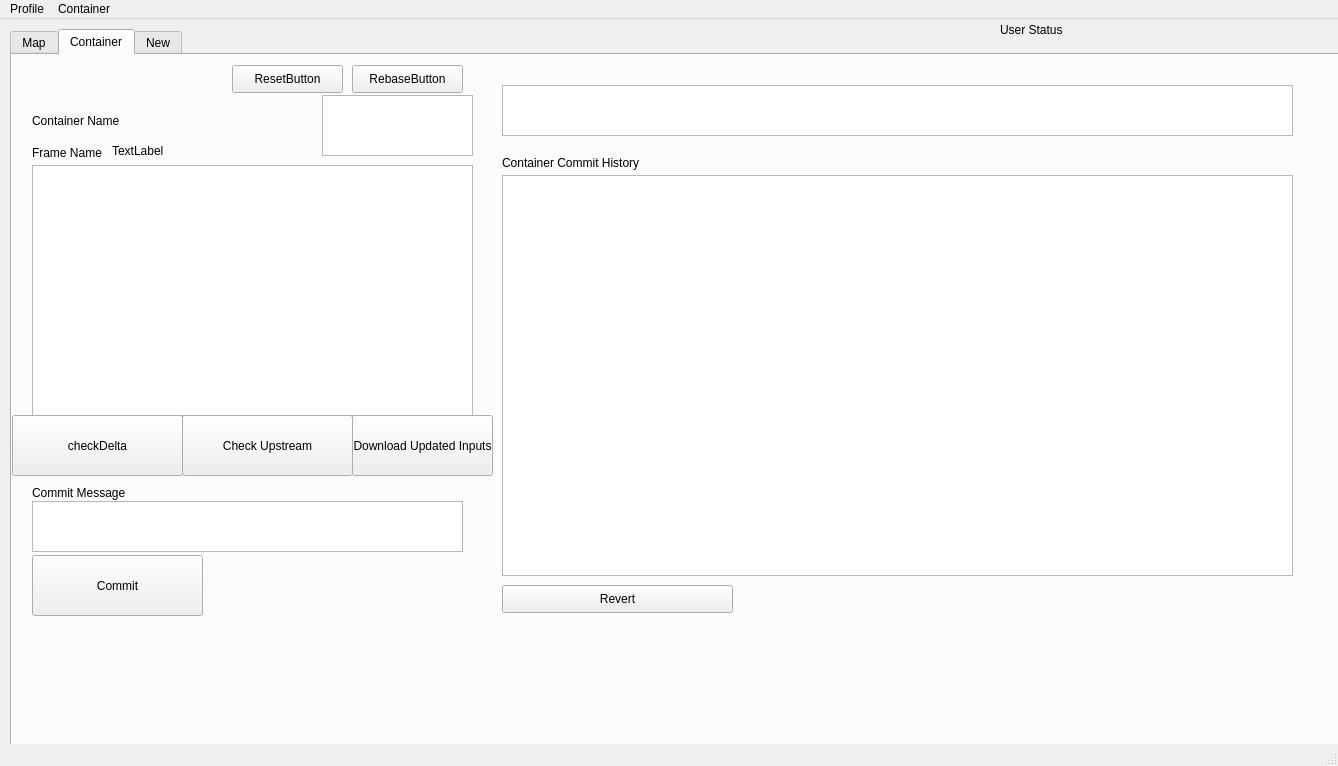
This is Graphics/SagaGui.ui in inexplicable01/saga as Qt 5 draws it before an edit. The edited form follows.
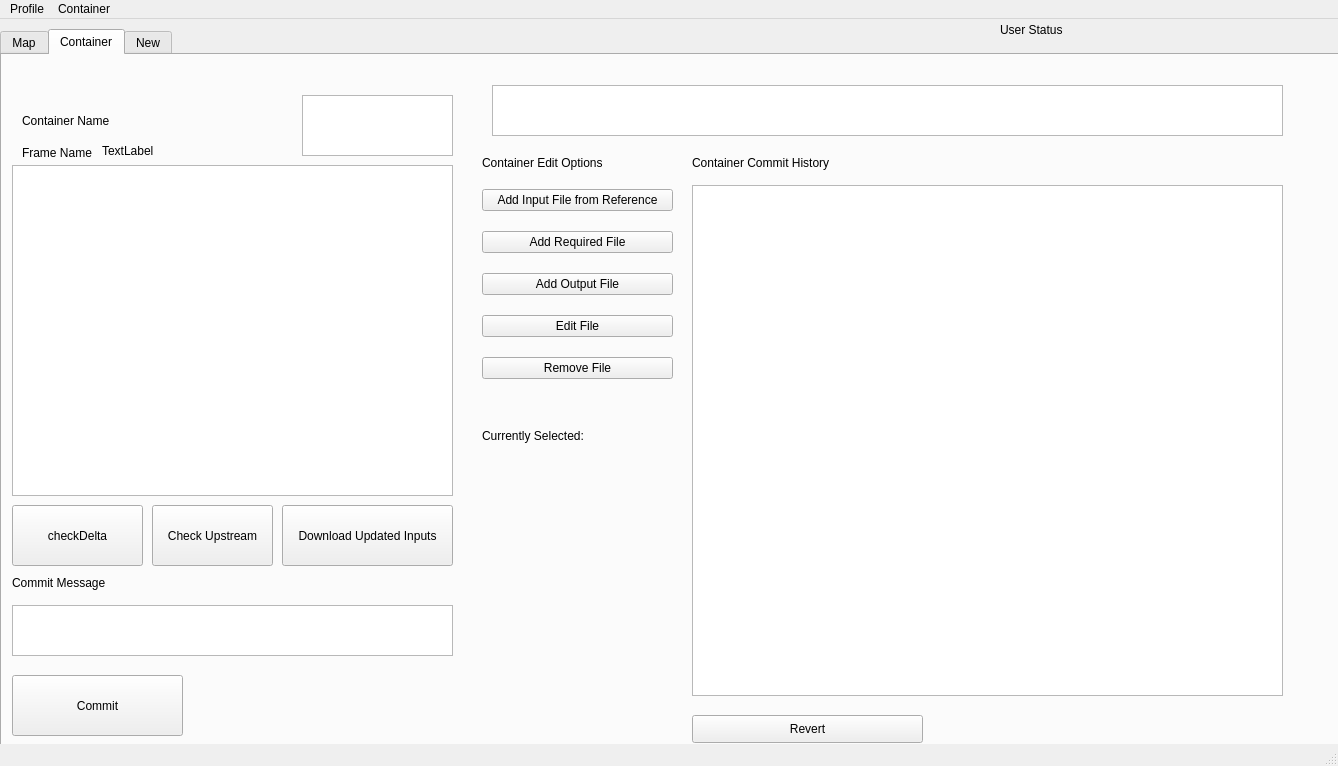
This is the edited form. The open tabs and pages were chosen to show the change.

Commit message:
Adding capability for main container tab to edit containers
Added colouring on World map to better indicate input versus output
added generalized Containerplot to apply to any view.
Generalized CoolerRectangle reaction
Added ways for user to get inputs for their container

What changed in the file:
```diff
--- a/Graphics/SagaGui.ui
+++ b/Graphics/SagaGui.ui
@@ -33,7 +33,7 @@
    <widget class="QTabWidget" name="tabWidget">
     <property name="geometry">
      <rect>
-      <x>10</x>
+      <x>0</x>
       <y>10</y>
       <width>1351</width>
       <height>721</height>
@@ -145,19 +145,6 @@
        <string>Container Name</string>
       </property>
      </widget>
-     <widget class="QPushButton" name="resetbutton">
-      <property name="geometry">
-       <rect>
-        <x>220</x>
-        <y>10</y>
-        <width>111</width>
-        <height>28</height>
-       </rect>
-      </property>
-      <property name="text">
-       <string>ResetButton</string>
-      </property>
-     </widget>
      <widget class="QTextBrowser" name="frametextBrowser">
       <property name="geometry">
        <rect>
@@ -171,7 +158,7 @@
      <widget class="QLabel" name="label_2">
       <property name="geometry">
        <rect>
-        <x>490</x>
+        <x>690</x>
         <y>100</y>
         <width>371</width>
         <height>16</height>
@@ -184,10 +171,10 @@
      <widget class="QGraphicsView" name="frameView">
       <property name="geometry">
        <rect>
-        <x>20</x>
+        <x>10</x>
         <y>110</y>
         <width>441</width>
-        <height>251</height>
+        <height>331</height>
        </rect>
       </property>
      </widget>
@@ -220,9 +207,9 @@
      <widget class="QPushButton" name="refreshBttn">
       <property name="geometry">
        <rect>
-        <x>0</x>
-        <y>360</y>
-        <width>171</width>
+        <x>10</x>
+        <y>450</y>
+        <width>131</width>
         <height>61</height>
        </rect>
       </property>
@@ -233,9 +220,9 @@
      <widget class="QTextEdit" name="commitmsgEdit">
       <property name="geometry">
        <rect>
-        <x>20</x>
-        <y>446</y>
-        <width>431</width>
+        <x>10</x>
+        <y>550</y>
+        <width>441</width>
         <height>51</height>
        </rect>
       </property>
@@ -243,8 +230,8 @@
      <widget class="QLabel" name="label_4">
       <property name="geometry">
        <rect>
-        <x>20</x>
-        <y>430</y>
+        <x>10</x>
+        <y>520</y>
         <width>421</width>
         <height>16</height>
        </rect>
@@ -256,8 +243,8 @@
      <widget class="QPushButton" name="commitBttn">
       <property name="geometry">
        <rect>
-        <x>20</x>
-        <y>500</y>
+        <x>10</x>
+        <y>620</y>
         <width>171</width>
         <height>61</height>
        </rect>
@@ -266,24 +253,11 @@
        <string>Commit</string>
       </property>
      </widget>
-     <widget class="QPushButton" name="rebasebutton">
-      <property name="geometry">
-       <rect>
-        <x>340</x>
-        <y>10</y>
-        <width>111</width>
-        <height>28</height>
-       </rect>
-      </property>
-      <property name="text">
-       <string>RebaseButton</string>
-      </property>
-     </widget>
      <widget class="QPushButton" name="revertbttn">
       <property name="geometry">
        <rect>
-        <x>490</x>
-        <y>530</y>
+        <x>690</x>
+        <y>660</y>
         <width>231</width>
         <height>28</height>
        </rect>
@@ -295,10 +269,10 @@
      <widget class="QTableView" name="commithisttable">
       <property name="geometry">
        <rect>
-        <x>490</x>
-        <y>120</y>
-        <width>791</width>
-        <height>401</height>
+        <x>690</x>
+        <y>130</y>
+        <width>591</width>
+        <height>511</height>
        </rect>
       </property>
       <attribute name="horizontalHeaderDefaultSectionSize">
@@ -314,9 +288,9 @@
      <widget class="QPushButton" name="refreshBttn_2">
       <property name="geometry">
        <rect>
-        <x>170</x>
-        <y>360</y>
-        <width>171</width>
+        <x>150</x>
+        <y>450</y>
+        <width>121</width>
         <height>61</height>
        </rect>
       </property>
@@ -327,9 +301,9 @@
      <widget class="QPushButton" name="refreshBttn_3">
       <property name="geometry">
        <rect>
-        <x>340</x>
-        <y>360</y>
-        <width>141</width>
+        <x>280</x>
+        <y>450</y>
+        <width>171</width>
         <height>61</height>
        </rect>
       </property>
@@ -340,13 +314,99 @@
      <widget class="QGraphicsView" name="indexView1">
       <property name="geometry">
        <rect>
-        <x>310</x>
+        <x>300</x>
         <y>40</y>
         <width>151</width>
         <height>61</height>
        </rect>
       </property>
      </widget>
+     <widget class="QWidget" name="layoutWidget_2">
+      <property name="geometry">
+       <rect>
+        <x>480</x>
+        <y>120</y>
+        <width>191</width>
+        <height>221</height>
+       </rect>
+      </property>
+      <layout class="QVBoxLayout" name="verticalLayout_2">
+       <item>
+        <widget class="QPushButton" name="inputFileButton_2">
+         <property name="text">
+          <string>Add Input File from Reference</string>
+         </property>
+        </widget>
+       </item>
+       <item>
+        <widget class="QPushButton" name="RequiredButton_2">
+         <property name="text">
+          <string>Add Required File</string>
+         </property>
+        </widget>
+       </item>
+       <item>
+        <widget class="QPushButton" name="outputFileButton_2">
+         <property name="text">
+          <string>Add Output File</string>
+         </property>
+        </widget>
+       </item>
+       <item>
+        <widget class="QPushButton" name="editFileButton_2">
+         <property name="text">
+          <string>Edit File</string>
+         </property>
+        </widget>
+       </item>
+       <item>
+        <widget class="QPushButton" name="removeFileButton_2">
+         <property name="text">
+          <string>Remove File</string>
+         </property>
+        </widget>
+       </item>
+      </layout>
+     </widget>
+     <widget class="QLabel" name="label_5">
+      <property name="geometry">
+       <rect>
+        <x>480</x>
+        <y>100</y>
+        <width>161</width>
+        <height>16</height>
+       </rect>
+      </property>
+      <property name="text">
+       <string>Container Edit Options</string>
+      </property>
+     </widget>
+     <widget class="QLabel" name="label">
+      <property name="geometry">
+       <rect>
+        <x>480</x>
+        <y>370</y>
+        <width>131</width>
+        <height>21</height>
+       </rect>
+      </property>
+      <property name="text">
+       <string>Currently Selected: </string>
+      </property>
+     </widget>
+     <widget class="QLabel" name="selectedfileheader">
+      <property name="geometry">
+       <rect>
+        <x>490</x>
+        <y>400</y>
+        <width>101</width>
+        <height>31</height>
+       </rect>
+      </property>
+      <property name="text">
+       <string/>
+      </property>
+     </widget>
     </widget>
     <widget class="QWidget" name="NewContainerTab">
      <attribute name="title">
```
Left out of the diff: 4 changed lines with no effect on the pictures. The commit also changes 10 other files.
